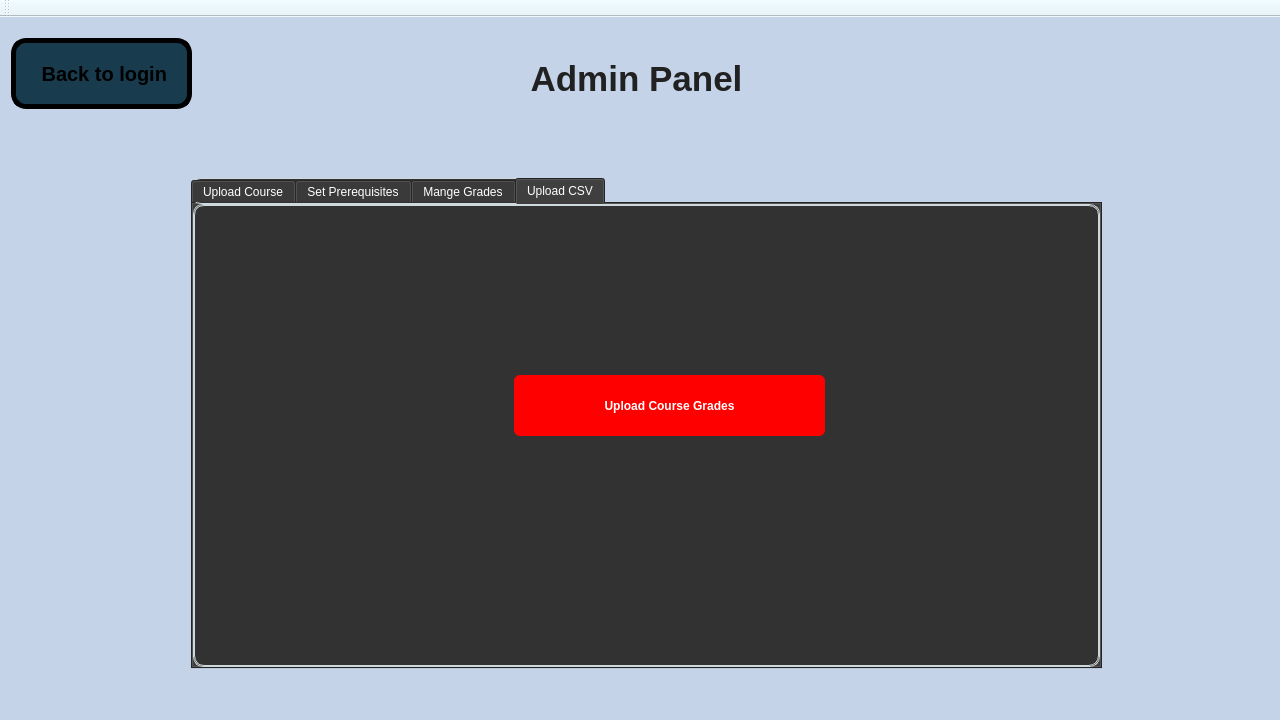
Above: Coursify.ui from Ahmed-ElGoharyy/Coursifyy before the change. Below: the same form after it.
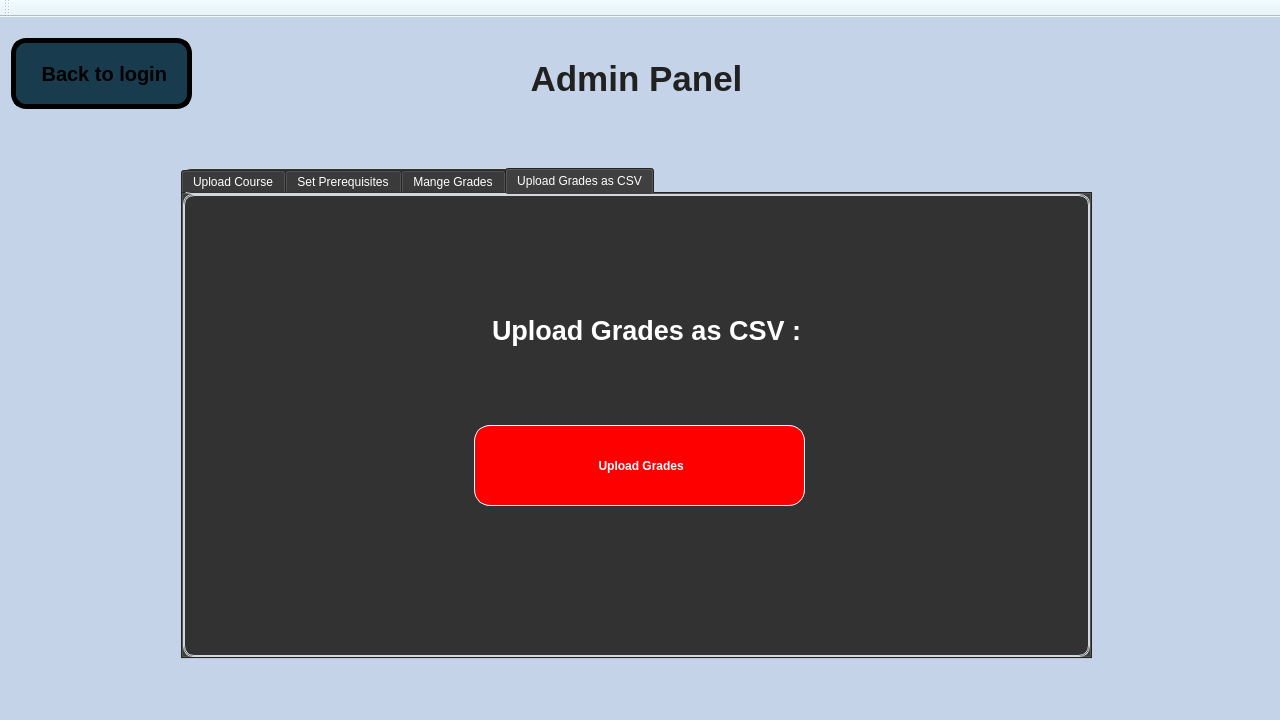
That is the form after the change. The open tabs and pages were chosen to show the change. Icons and pictures are not drawn.

```diff
--- a/Coursify.ui
+++ b/Coursify.ui
@@ -3198,8 +3198,8 @@
        <widget class="QTabWidget" name="tabWidget">
         <property name="geometry">
          <rect>
-          <x>180</x>
-          <y>150</y>
+          <x>170</x>
+          <y>140</y>
           <width>911</width>
           <height>491</height>
          </rect>
@@ -3626,23 +3626,24 @@
         </widget>
         <widget class="QWidget" name="tab_4">
          <attribute name="title">
-          <string>Upload CSV</string>
+          <string>Upload Grades as CSV</string>
          </attribute>
          <widget class="QPushButton" name="gradesUploadButton">
           <property name="geometry">
            <rect>
-            <x>320</x>
-            <y>170</y>
-            <width>311</width>
-            <height>61</height>
+            <x>290</x>
+            <y>230</y>
+            <width>331</width>
+            <height>81</height>
            </rect>
           </property>
           <property name="styleSheet">
            <string notr="true">QPushButton {
     background-color: rgb(255, 0, 0);
     color: white;
-    border: none;
-    border-radius: 6px;
+    border: 1px solid white;
+    border-radius: 16px;
+	font: 700 18pt &quot;Segoe UI&quot;;
     padding: 6px 12px;
     font-weight: bold;
 }
@@ -3656,7 +3657,45 @@
 </string>
           </property>
           <property name="text">
-           <string>Upload Course Grades</string>
+           <string> Upload Grades</string>
+          </property>
+          <property name="icon">
+           <iconset theme="QIcon::ThemeIcon::GoUp"/>
+          </property>
+          <property name="iconSize">
+           <size>
+            <width>24</width>
+            <height>24</height>
+           </size>
+          </property>
+         </widget>
+         <widget class="QLabel" name="label_25">
+          <property name="geometry">
+           <rect>
+            <x>300</x>
+            <y>110</y>
+            <width>321</width>
+            <height>51</height>
+           </rect>
+          </property>
+          <property name="font">
+           <font>
+            <family>Segoe UI</family>
+            <pointsize>20</pointsize>
+            <italic>false</italic>
+            <bold>true</bold>
+           </font>
+          </property>
+          <property name="styleSheet">
+           <string notr="true">color: rgb(255, 255, 255);
+font: 600 20pt &quot;Segoe UI&quot;;
+border-color:rgb(50, 50, 50);
+
+font-weight: bold;
+</string>
+          </property>
+          <property name="text">
+           <string>Upload Grades as CSV :</string>
           </property>
          </widget>
         </widget>
```
Left out of the diff: 57 changed lines with no effect on the pictures.
